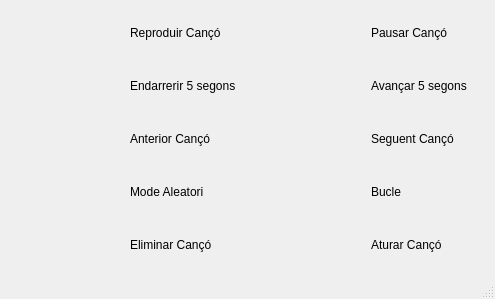
This is windowhelp.ui in Olegelcrack/M7_Spotify as Qt 5 draws it before an edit. The edited form follows.
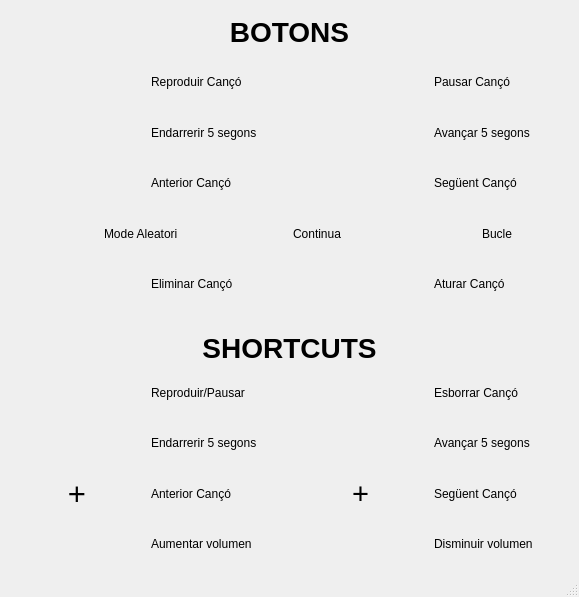
This is the edited form. Icons and pictures are not drawn.

Patch:
```diff
--- a/windowhelp.ui
+++ b/windowhelp.ui
@@ -6,10 +6,16 @@
    <rect>
     <x>0</x>
     <y>0</y>
-    <width>495</width>
-    <height>299</height>
+    <width>579</width>
+    <height>597</height>
    </rect>
   </property>
+  <property name="maximumSize">
+   <size>
+    <width>579</width>
+    <height>597</height>
+   </size>
+  </property>
   <property name="windowTitle">
    <string>Ajuda</string>
   </property>
@@ -17,6 +23,52 @@
    <layout class="QHBoxLayout" name="horizontalLayout">
     <item>
      <layout class="QVBoxLayout" name="verticalLayout_8">
+      <item>
+       <layout class="QHBoxLayout" name="horizontalLayout_10">
+        <item>
+         <widget class="QLabel" name="label_28">
+          <property name="text">
+           <string/>
+          </property>
+          <property name="pixmap">
+           <pixmap resource="icons.qrc">:/icons/press-button.png</pixmap>
+          </property>
+          <property name="alignment">
+           <set>Qt::AlignCenter</set>
+          </property>
+         </widget>
+        </item>
+        <item>
+         <widget class="QLabel" name="label_29">
+          <property name="font">
+           <font>
+            <pointsize>21</pointsize>
+            <bold>true</bold>
+           </font>
+          </property>
+          <property name="text">
+           <string>BOTONS</string>
+          </property>
+          <property name="alignment">
+           <set>Qt::AlignCenter</set>
+          </property>
+         </widget>
+        </item>
+        <item>
+         <widget class="QLabel" name="label_30">
+          <property name="text">
+           <string/>
+          </property>
+          <property name="pixmap">
+           <pixmap resource="icons.qrc">:/icons/press-button.png</pixmap>
+          </property>
+          <property name="alignment">
+           <set>Qt::AlignCenter</set>
+          </property>
+         </widget>
+        </item>
+       </layout>
+      </item>
       <item>
        <layout class="QHBoxLayout" name="horizontalLayout_14">
         <item>
@@ -173,7 +225,7 @@
         <item>
          <widget class="QLabel" name="label_60">
           <property name="text">
-           <string>Seguent Cançó</string>
+           <string>Següent Cançó</string>
           </property>
          </widget>
         </item>
@@ -201,6 +253,26 @@
           </property>
          </widget>
         </item>
+        <item>
+         <widget class="QLabel" name="label_31">
+          <property name="text">
+           <string/>
+          </property>
+          <property name="pixmap">
+           <pixmap resource="icons.qrc">:/icons/sync_alt.png</pixmap>
+          </property>
+          <property name="alignment">
+           <set>Qt::AlignCenter</set>
+          </property>
+         </widget>
+        </item>
+        <item>
+         <widget class="QLabel" name="label_32">
+          <property name="text">
+           <string>Continua</string>
+          </property>
+         </widget>
+        </item>
         <item>
          <widget class="QLabel" name="label_3">
           <property name="text">
@@ -277,6 +349,319 @@
         </item>
        </layout>
       </item>
+      <item>
+       <layout class="QGridLayout" name="gridLayout">
+        <item row="1" column="0">
+         <widget class="QLabel" name="label_25">
+          <property name="font">
+           <font>
+            <pointsize>17</pointsize>
+            <bold>true</bold>
+           </font>
+          </property>
+          <property name="text">
+           <string/>
+          </property>
+          <property name="textFormat">
+           <enum>Qt::AutoText</enum>
+          </property>
+          <property name="pixmap">
+           <pixmap resource="icons.qrc">:/icons/keyboard.png</pixmap>
+          </property>
+          <property name="alignment">
+           <set>Qt::AlignHCenter|Qt::AlignTop</set>
+          </property>
+         </widget>
+        </item>
+        <item row="1" column="1">
+         <widget class="QLabel" name="label_27">
+          <property name="font">
+           <font>
+            <pointsize>21</pointsize>
+            <bold>true</bold>
+           </font>
+          </property>
+          <property name="text">
+           <string>SHORTCUTS</string>
+          </property>
+          <property name="alignment">
+           <set>Qt::AlignCenter</set>
+          </property>
+         </widget>
+        </item>
+        <item row="1" column="2">
+         <widget class="QLabel" name="label_26">
+          <property name="text">
+           <string/>
+          </property>
+          <property name="pixmap">
+           <pixmap resource="icons.qrc">:/icons/keyboard.png</pixmap>
+          </property>
+          <property name="alignment">
+           <set>Qt::AlignHCenter|Qt::AlignTop</set>
+          </property>
+         </widget>
+        </item>
+        <item row="0" column="0" colspan="3">
+         <widget class="QLabel" name="label_33">
+          <property name="text">
+           <string/>
+          </property>
+         </widget>
+        </item>
+       </layout>
+      </item>
+      <item>
+       <layout class="QHBoxLayout" name="horizontalLayout_3">
+        <item>
+         <widget class="QLabel" name="label_5">
+          <property name="sizeIncrement">
+           <size>
+            <width>0</width>
+            <height>0</height>
+           </size>
+          </property>
+          <property name="font">
+           <font>
+            <pointsize>1</pointsize>
+           </font>
+          </property>
+          <property name="text">
+           <string/>
+          </property>
+          <property name="pixmap">
+           <pixmap resource="icons.qrc">:/icons/space.png</pixmap>
+          </property>
+          <property name="alignment">
+           <set>Qt::AlignCenter</set>
+          </property>
+         </widget>
+        </item>
+        <item>
+         <widget class="QLabel" name="label_6">
+          <property name="text">
+           <string>Reproduir/Pausar</string>
+          </property>
+         </widget>
+        </item>
+        <item>
+         <widget class="QLabel" name="label_7">
+          <property name="text">
+           <string/>
+          </property>
+          <property name="pixmap">
+           <pixmap resource="icons.qrc">:/icons/delete2.png</pixmap>
+          </property>
+          <property name="alignment">
+           <set>Qt::AlignCenter</set>
+          </property>
+         </widget>
+        </item>
+        <item>
+         <widget class="QLabel" name="label_8">
+          <property name="text">
+           <string>Esborrar Cançó</string>
+          </property>
+         </widget>
+        </item>
+       </layout>
+      </item>
+      <item>
+       <layout class="QHBoxLayout" name="horizontalLayout_7">
+        <item>
+         <widget class="QLabel" name="label_17">
+          <property name="text">
+           <string/>
+          </property>
+          <property name="pixmap">
+           <pixmap resource="icons.qrc">:/icons/arrow-left.png</pixmap>
+          </property>
+          <property name="alignment">
+           <set>Qt::AlignCenter</set>
+          </property>
+         </widget>
+        </item>
+        <item>
+         <widget class="QLabel" name="label_18">
+          <property name="text">
+           <string>Endarrerir 5 segons</string>
+          </property>
+         </widget>
+        </item>
+        <item>
+         <widget class="QLabel" name="label_19">
+          <property name="text">
+           <string/>
+          </property>
+          <property name="pixmap">
+           <pixmap resource="icons.qrc">:/icons/arrow-right.png</pixmap>
+          </property>
+          <property name="alignment">
+           <set>Qt::AlignCenter</set>
+          </property>
+         </widget>
+        </item>
+        <item>
+         <widget class="QLabel" name="label_20">
+          <property name="text">
+           <string>Avançar 5 segons</string>
+          </property>
+         </widget>
+        </item>
+       </layout>
+      </item>
+      <item>
+       <layout class="QHBoxLayout" name="horizontalLayout_4">
+        <item>
+         <layout class="QHBoxLayout" name="horizontalLayout_5">
+          <item>
+           <widget class="QLabel" name="label_9">
+            <property name="text">
+             <string/>
+            </property>
+            <property name="pixmap">
+             <pixmap resource="icons.qrc">:/icons/control.png</pixmap>
+            </property>
+            <property name="alignment">
+             <set>Qt::AlignCenter</set>
+            </property>
+           </widget>
+          </item>
+          <item>
+           <widget class="QLabel" name="label_15">
+            <property name="font">
+             <font>
+              <pointsize>23</pointsize>
+             </font>
+            </property>
+            <property name="text">
+             <string>+</string>
+            </property>
+            <property name="alignment">
+             <set>Qt::AlignCenter</set>
+            </property>
+           </widget>
+          </item>
+          <item>
+           <widget class="QLabel" name="label_10">
+            <property name="text">
+             <string/>
+            </property>
+            <property name="pixmap">
+             <pixmap resource="icons.qrc">:/icons/arrow-left.png</pixmap>
+            </property>
+            <property name="alignment">
+             <set>Qt::AlignCenter</set>
+            </property>
+           </widget>
+          </item>
+         </layout>
+        </item>
+        <item>
+         <widget class="QLabel" name="label_11">
+          <property name="text">
+           <string>Anterior Cançó</string>
+          </property>
+         </widget>
+        </item>
+        <item>
+         <layout class="QHBoxLayout" name="horizontalLayout_6">
+          <item>
+           <widget class="QLabel" name="label_13">
+            <property name="text">
+             <string/>
+            </property>
+            <property name="pixmap">
+             <pixmap resource="icons.qrc">:/icons/control.png</pixmap>
+            </property>
+            <property name="alignment">
+             <set>Qt::AlignCenter</set>
+            </property>
+           </widget>
+          </item>
+          <item>
+           <widget class="QLabel" name="label_16">
+            <property name="font">
+             <font>
+              <pointsize>22</pointsize>
+             </font>
+            </property>
+            <property name="text">
+             <string>+</string>
+            </property>
+            <property name="alignment">
+             <set>Qt::AlignCenter</set>
+            </property>
+           </widget>
+          </item>
+          <item>
+           <widget class="QLabel" name="label_14">
+            <property name="text">
+             <string/>
+            </property>
+            <property name="pixmap">
+             <pixmap resource="icons.qrc">:/icons/arrow-right.png</pixmap>
+            </property>
+            <property name="alignment">
+             <set>Qt::AlignCenter</set>
+            </property>
+           </widget>
+          </item>
+         </layout>
+        </item>
+        <item>
+         <widget class="QLabel" name="label_12">
+          <property name="text">
+           <string>Següent Cançó</string>
+          </property>
+         </widget>
+        </item>
+       </layout>
+      </item>
+      <item>
+       <layout class="QHBoxLayout" name="horizontalLayout_8">
+        <item>
+         <widget class="QLabel" name="label_21">
+          <property name="text">
+           <string/>
+          </property>
+          <property name="pixmap">
+           <pixmap resource="icons.qrc">:/icons/arrow-up.png</pixmap>
+          </property>
+          <property name="alignment">
+           <set>Qt::AlignCenter</set>
+          </property>
+         </widget>
+        </item>
+        <item>
+         <widget class="QLabel" name="label_22">
+          <property name="text">
+           <string>Aumentar volumen</string>
+          </property>
+         </widget>
+        </item>
+        <item>
+         <widget class="QLabel" name="label_23">
+          <property name="text">
+           <string/>
+          </property>
+          <property name="pixmap">
+           <pixmap resource="icons.qrc">:/icons/arrow-down.png</pixmap>
+          </property>
+          <property name="alignment">
+           <set>Qt::AlignCenter</set>
+          </property>
+         </widget>
+        </item>
+        <item>
+         <widget class="QLabel" name="label_24">
+          <property name="text">
+           <string>Disminuir volumen</string>
+          </property>
+         </widget>
+        </item>
+       </layout>
+      </item>
      </layout>
     </item>
    </layout>
```
Left out of the diff: 2 changed lines with no effect on the pictures.
